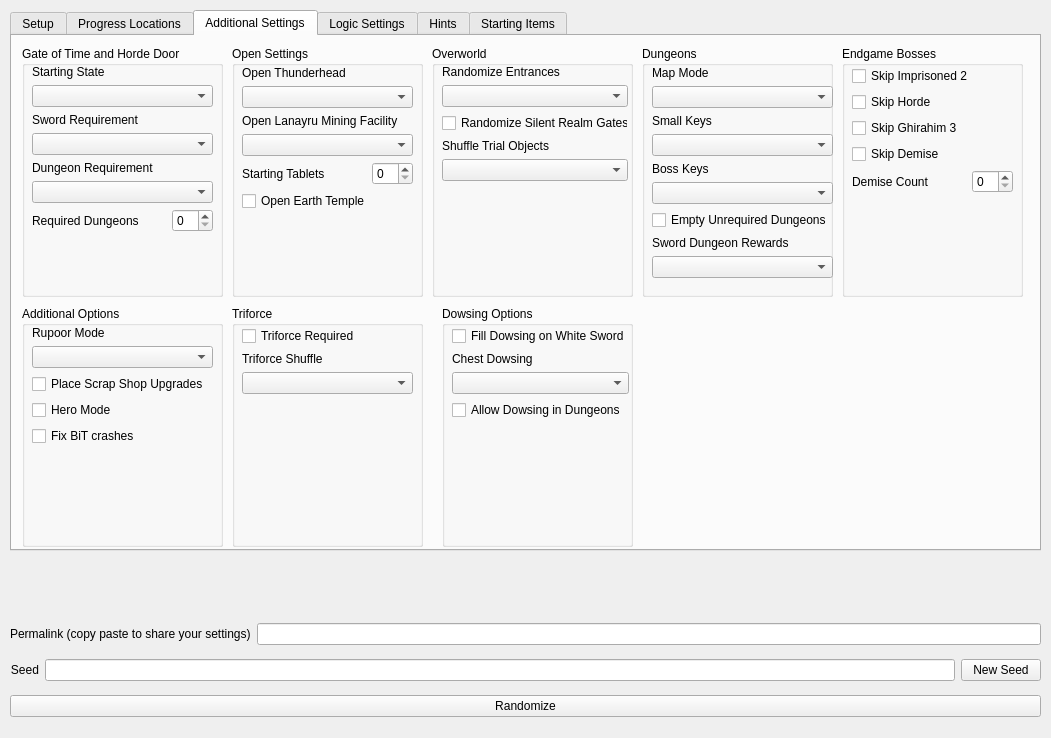
Qt form gui/randogui.ui (ssrando/ssrando) before a commit.
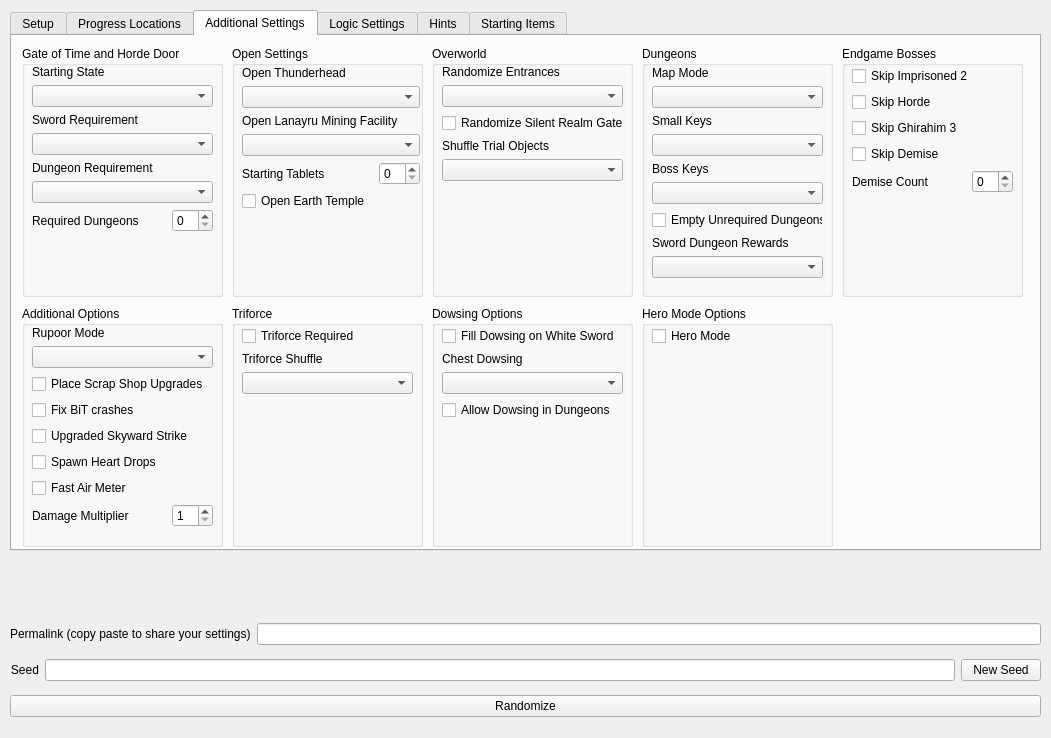
The same form after that commit. The open tabs and pages were chosen to show the change.

Commit message: Stuff to Use new asm for Hero Mode Splt

Patch:
```diff
--- a/gui/randogui.ui
+++ b/gui/randogui.ui
@@ -948,8 +948,8 @@
         <rect>
          <x>10</x>
          <y>20</y>
-         <width>181</width>
-         <height>236</height>
+         <width>171</width>
+         <height>237</height>
         </rect>
        </property>
        <layout class="QVBoxLayout" name="verticalLayout_10">
@@ -1143,7 +1143,7 @@
         <rect>
          <x>10</x>
          <y>20</y>
-         <width>171</width>
+         <width>178</width>
          <height>221</height>
         </rect>
        </property>
@@ -1237,7 +1237,7 @@
         <rect>
          <x>10</x>
          <y>19</y>
-         <width>186</width>
+         <width>181</width>
          <height>221</height>
         </rect>
        </property>
@@ -1321,7 +1321,7 @@
          <x>10</x>
          <y>20</y>
          <width>181</width>
-         <height>210</height>
+         <height>221</height>
         </rect>
        </property>
        <layout class="QVBoxLayout" name="verticalLayout_15">
@@ -1346,13 +1346,6 @@
           </property>
          </widget>
         </item>
-        <item>
-         <widget class="QCheckBox" name="option_hero_mode">
-          <property name="text">
-           <string>Hero Mode</string>
-          </property>
-         </widget>
-        </item>
         <item>
          <widget class="QCheckBox" name="option_fix_bit_crashes">
           <property name="text">
@@ -1360,6 +1353,57 @@
           </property>
          </widget>
         </item>
+        <item>
+         <widget class="QCheckBox" name="option_upgraded_skyward_strike">
+          <property name="text">
+           <string>Upgraded Skyward Strike</string>
+          </property>
+         </widget>
+        </item>
+        <item>
+         <widget class="QCheckBox" name="option_enable_heart_drops">
+          <property name="text">
+           <string>Spawn Heart Drops</string>
+          </property>
+         </widget>
+        </item>
+        <item>
+         <widget class="QCheckBox" name="option_fast_air_meter">
+          <property name="text">
+           <string>Fast Air Meter</string>
+          </property>
+         </widget>
+        </item>
+        <item>
+         <layout class="QHBoxLayout" name="horizontalLayout_21">
+          <item>
+           <widget class="QLabel" name="label_for_option_damage_multiplier">
+            <property name="text">
+             <string>Damage Multiplier</string>
+            </property>
+           </widget>
+          </item>
+          <item>
+           <widget class="QSpinBox" name="option_damage_multiplier">
+            <property name="maximumSize">
+             <size>
+              <width>41</width>
+              <height>16777215</height>
+             </size>
+            </property>
+            <property name="minimum">
+             <number>1</number>
+            </property>
+            <property name="maximum">
+             <number>100</number>
+            </property>
+            <property name="value">
+             <number>1</number>
+            </property>
+           </widget>
+          </item>
+         </layout>
+        </item>
         <item>
          <spacer name="verticalSpacer_17">
           <property name="orientation">
@@ -1451,9 +1495,9 @@
      <widget class="QGroupBox" name="groupBox_18">
       <property name="geometry">
        <rect>
-        <x>430</x>
+        <x>420</x>
         <y>270</y>
-        <width>191</width>
+        <width>201</width>
         <height>241</height>
        </rect>
       </property>
@@ -1465,7 +1509,7 @@
         <rect>
          <x>10</x>
          <y>20</y>
-         <width>177</width>
+         <width>181</width>
          <height>211</height>
         </rect>
        </property>
@@ -1527,6 +1571,57 @@
        </layout>
       </widget>
      </widget>
+     <widget class="QGroupBox" name="groupBox_19">
+      <property name="geometry">
+       <rect>
+        <x>630</x>
+        <y>270</y>
+        <width>191</width>
+        <height>241</height>
+       </rect>
+      </property>
+      <property name="title">
+       <string>Hero Mode Options</string>
+      </property>
+      <widget class="QWidget" name="verticalLayoutWidget_18">
+       <property name="geometry">
+        <rect>
+         <x>10</x>
+         <y>20</y>
+         <width>171</width>
+         <height>211</height>
+        </rect>
+       </property>
+       <layout class="QVBoxLayout" name="verticalLayout_44">
+        <item>
+         <layout class="QVBoxLayout" name="verticalLayout_45"/>
+        </item>
+        <item>
+         <widget class="QCheckBox" name="option_hero_mode">
+          <property name="text">
+           <string>Hero Mode</string>
+          </property>
+         </widget>
+        </item>
+        <item>
+         <spacer name="verticalSpacer_19">
+          <property name="orientation">
+           <enum>Qt::Vertical</enum>
+          </property>
+          <property name="sizeType">
+           <enum>QSizePolicy::MinimumExpanding</enum>
+          </property>
+          <property name="sizeHint" stdset="0">
+           <size>
+            <width>20</width>
+            <height>70</height>
+           </size>
+          </property>
+         </spacer>
+        </item>
+       </layout>
+      </widget>
+     </widget>
     </widget>
     <widget class="QWidget" name="tab_logic_settings">
      <attribute name="title">
```
Left out of the diff: 12 changed lines with no effect on the pictures. The commit also changes 3 other files.
